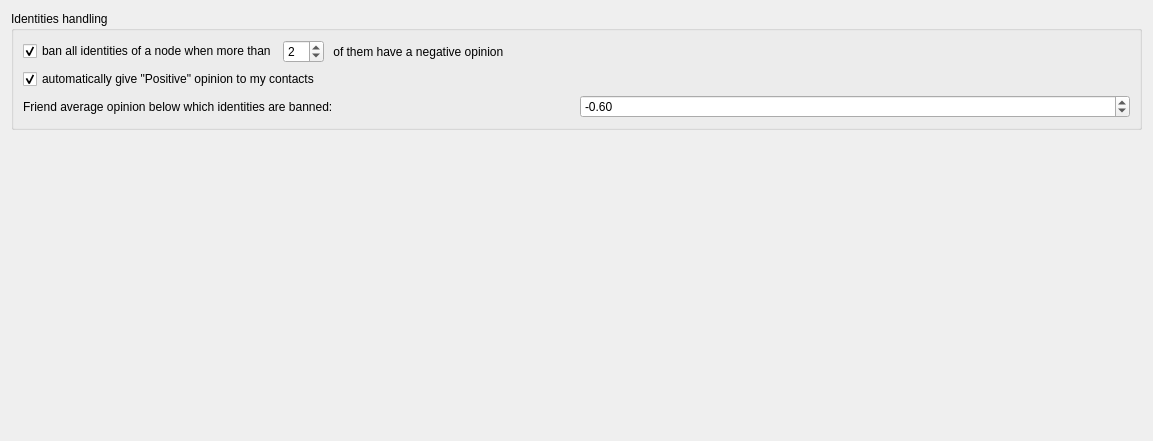
The window that retroshare-gui/src/gui/settings/PeoplePage.ui (RetroShare/RetroShare) describes before a commit, drawn with Qt 5.
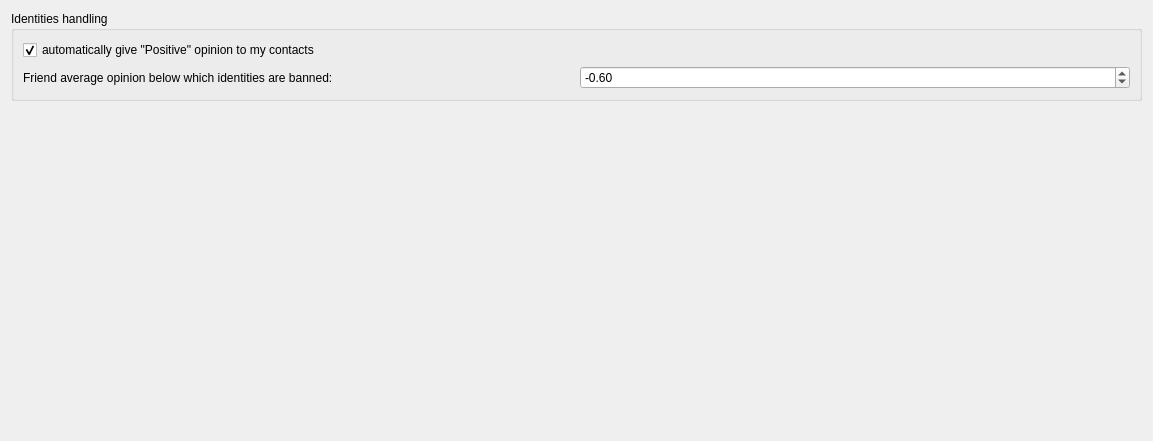
The same window after the commit.

Commit message: simplied/improved reputation system. Now ids can be banned based on their owner node using a single checkbox in the Person tab, with immediate effect

What changed in the file:
```diff
--- a/retroshare-gui/src/gui/settings/PeoplePage.ui
+++ b/retroshare-gui/src/gui/settings/PeoplePage.ui
@@ -17,50 +17,6 @@
       <string>Identities handling</string>
      </property>
      <layout class="QVBoxLayout" name="verticalLayout_2">
-      <item>
-       <layout class="QHBoxLayout" name="horizontalLayout">
-        <item>
-         <widget class="QCheckBox" name="identityBan_CB">
-          <property name="text">
-           <string>ban all identities of a node when more than</string>
-          </property>
-          <property name="checked">
-           <bool>true</bool>
-          </property>
-         </widget>
-        </item>
-        <item>
-         <widget class="QSpinBox" name="identityBanThreshold_SB">
-          <property name="maximum">
-           <number>10</number>
-          </property>
-          <property name="value">
-           <number>2</number>
-          </property>
-         </widget>
-        </item>
-        <item>
-         <widget class="QLabel" name="label">
-          <property name="text">
-           <string> of them have a negative opinion</string>
-          </property>
-         </widget>
-        </item>
-        <item>
-         <spacer name="horizontalSpacer">
-          <property name="orientation">
-           <enum>Qt::Horizontal</enum>
-          </property>
-          <property name="sizeHint" stdset="0">
-           <size>
-            <width>40</width>
-            <height>20</height>
-           </size>
-          </property>
-         </spacer>
-        </item>
-       </layout>
-      </item>
       <item>
        <widget class="QCheckBox" name="autoPositiveOpinion_CB">
         <property name="toolTip">
```
The commit also changes 10 other files.
